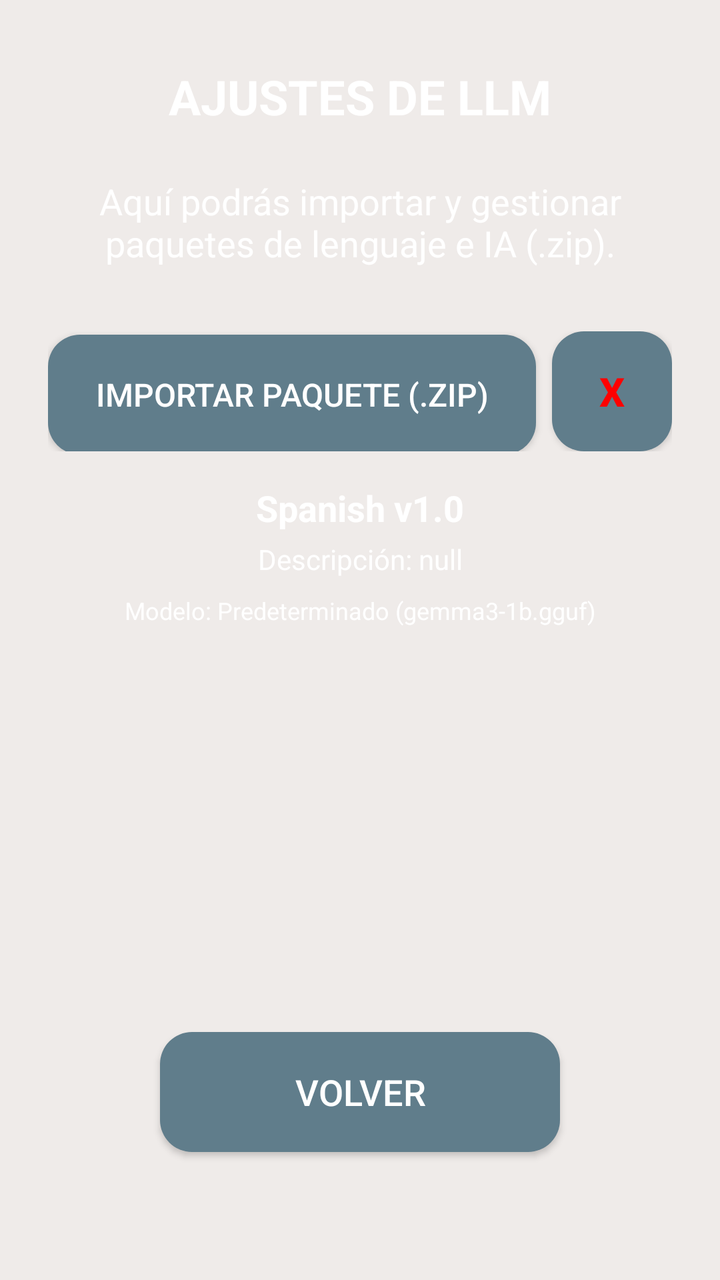
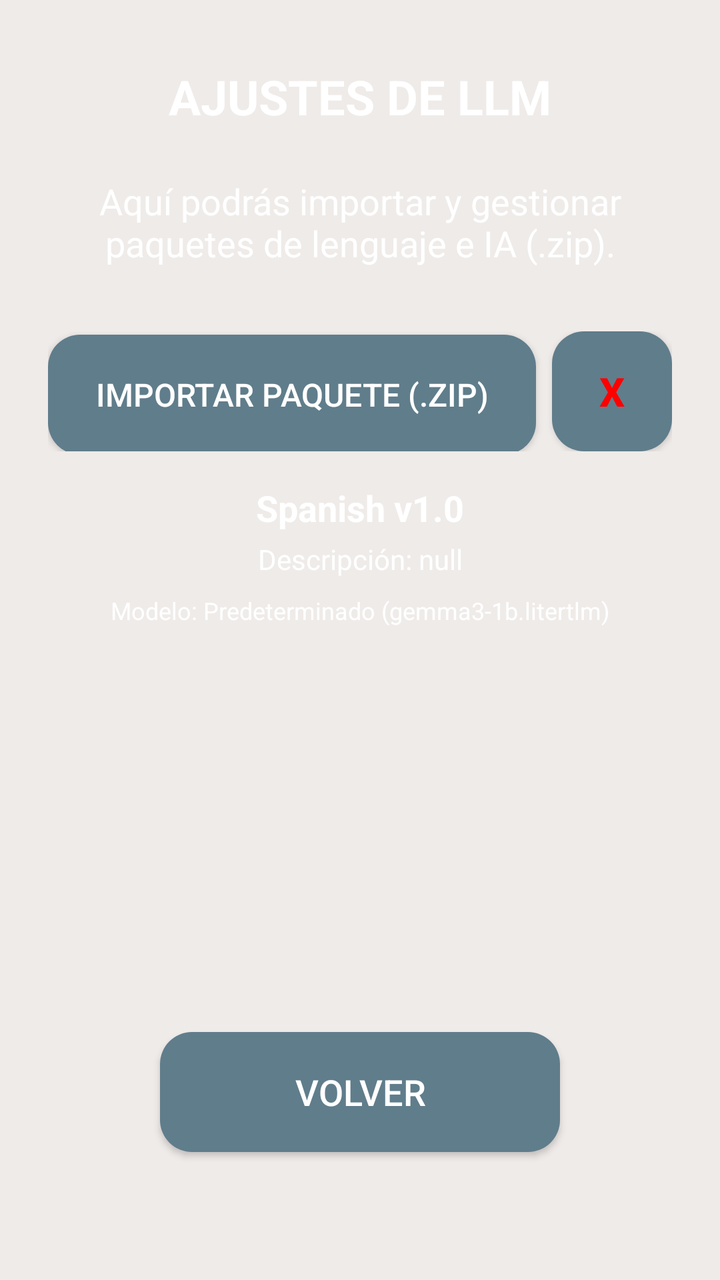

An Android layout rendered at two revisions. The XML below is the earlier revision; the diff shows what the commit changed to produce the second picture.
<!-- AndroidManifest.xml: application theme Theme.Lets -->
<!-- res/layout/settings_menu.xml -->
<?xml version="1.0" encoding="utf-8"?>
<androidx.core.widget.NestedScrollView xmlns:android="http://schemas.android.com/apk/res/android"
    xmlns:app="http://schemas.android.com/apk/res-auto"
    xmlns:tools="http://schemas.android.com/tools"
    android:layout_width="match_parent"
    android:layout_height="match_parent"
    android:background="@color/main_background"
    android:clickable="true"
    android:focusable="true"
    android:fillViewport="true">

    <androidx.constraintlayout.widget.ConstraintLayout
        android:layout_width="match_parent"
        android:layout_height="wrap_content"
        android:paddingBottom="32dp">

        <TextView
            android:id="@+id/settings_title"
            android:layout_width="wrap_content"
            android:layout_height="wrap_content"
            android:layout_marginTop="32dp"
            android:text="AJUSTES DE LLM"
            android:textColor="@color/white"
            android:textSize="24sp"
            android:textStyle="bold"
            app:layout_constraintEnd_toEndOf="parent"
            app:layout_constraintStart_toStartOf="parent"
            app:layout_constraintTop_toTopOf="parent" />

        <TextView
            android:id="@+id/settings_content"
            android:layout_width="0dp"
            android:layout_height="wrap_content"
            android:layout_margin="24dp"
            android:gravity="center"
            android:text="Aquí podrás importar y gestionar paquetes de lenguaje e IA (.zip)."
            android:textColor="@color/status_text_color"
            android:textSize="18sp"
            app:layout_constraintEnd_toEndOf="parent"
            app:layout_constraintStart_toStartOf="parent"
            app:layout_constraintTop_toBottomOf="@id/settings_title" />

        <LinearLayout
            android:id="@+id/llm_model_container"
            android:layout_width="0dp"
            android:layout_height="wrap_content"
            android:layout_marginStart="24dp"
            android:layout_marginTop="32dp"
            android:layout_marginEnd="24dp"
            android:orientation="horizontal"
            app:layout_constraintEnd_toEndOf="parent"
            app:layout_constraintStart_toStartOf="parent"
            app:layout_constraintTop_toBottomOf="@id/settings_content">

            <Button
                android:id="@+id/btn_import_model"
                android:layout_width="0dp"
                android:layout_height="60dp"
                android:layout_weight="1"
                android:background="@drawable/panel_background"
                android:text="IMPORTAR PAQUETE (.ZIP)"
                android:textColor="@color/white"
                android:textSize="16sp" />

            <Button
                android:id="@+id/btn_clear_model"
                android:layout_width="60dp"
                android:layout_height="60dp"
                android:layout_marginStart="8dp"
                android:background="@drawable/panel_background"
                android:text="X"
                android:textColor="@color/red"
                android:textSize="20sp"
                android:textStyle="bold" />
        </LinearLayout>

        <TextView
            android:id="@+id/tv_package_title"
            android:layout_width="0dp"
            android:layout_height="wrap_content"
            android:layout_marginStart="24dp"
            android:layout_marginTop="16dp"
            android:layout_marginEnd="24dp"
            android:gravity="center"
            android:text="Spanish v1.0"
            android:textColor="@color/white"
            android:textSize="18sp"
            android:textStyle="bold"
            app:layout_constraintEnd_toEndOf="parent"
            app:layout_constraintStart_toStartOf="parent"
            app:layout_constraintTop_toBottomOf="@id/llm_model_container" />

        <TextView
            android:id="@+id/tv_package_description"
            android:layout_width="0dp"
            android:layout_height="wrap_content"
            android:layout_marginStart="24dp"
            android:layout_marginTop="4dp"
            android:layout_marginEnd="24dp"
            android:gravity="center"
            android:text="Descripción: null"
            android:textColor="@color/status_text_color"
            android:textSize="14sp"
            app:layout_constraintEnd_toEndOf="parent"
            app:layout_constraintStart_toStartOf="parent"
            app:layout_constraintTop_toBottomOf="@id/tv_package_title" />

        <TextView
            android:id="@+id/tv_model_status"
            android:layout_width="0dp"
            android:layout_height="wrap_content"
            android:layout_marginStart="24dp"
            android:layout_marginTop="8dp"
            android:layout_marginEnd="24dp"
            android:gravity="center"
            android:text="Modelo: Predeterminado (gemma3-1b.gguf)"
            android:textColor="@color/status_text_color"
            android:textSize="12sp"
            app:layout_constraintEnd_toEndOf="parent"
            app:layout_constraintStart_toStartOf="parent"
            app:layout_constraintTop_toBottomOf="@id/tv_package_description" />

        <Button
            android:id="@+id/btn_back_settings"
            android:layout_width="200dp"
            android:layout_height="60dp"
            android:layout_marginTop="48dp"
            android:layout_marginBottom="32dp"
            android:background="@drawable/panel_background"
            android:text="VOLVER"
            android:textColor="@color/white"
            android:textSize="18sp"
            app:layout_constraintBottom_toBottomOf="parent"
            app:layout_constraintEnd_toEndOf="parent"
            app:layout_constraintStart_toStartOf="parent"
            app:layout_constraintTop_toBottomOf="@id/tv_model_status"
            app:layout_constraintVertical_bias="1.0" />

    </androidx.constraintlayout.widget.ConstraintLayout>
</androidx.core.widget.NestedScrollView>
<!-- resources referenced by this layout -->
<resources>
  <color name="main_background">#EFEBE9</color>
  <color name="red">#FF0000</color>
  <color name="status_text_color">#FFFFFFFF</color>
  <color name="white">#FFFFFFFF</color>
  <!-- drawable panel_background (drawable) -->
  <?xml version="1.0" encoding="utf-8"?>
  <shape xmlns:android="http://schemas.android.com/apk/res/android">
      <solid android:color="@color/panel_background" />
      <corners android:radius="16dp" />
  </shape>
  <style name="Theme.Lets" parent="Theme.Material3.DayNight.NoActionBar">
          
          <item name="colorPrimary">@color/md_theme_primary</item>
          <item name="colorOnPrimary">@color/md_theme_onPrimary</item>
          <item name="colorPrimaryContainer">@color/md_theme_primaryContainer</item>
          <item name="colorOnPrimaryContainer">@color/md_theme_onPrimaryContainer</item>
  
          
          <item name="colorSurface">@color/md_theme_surface</item>
          <item name="colorOnSurface">@color/md_theme_onSurface</item>
          <item name="colorSurfaceVariant">@color/md_theme_surfaceVariant</item>
          <item name="colorOnSurfaceVariant">@color/md_theme_onSurfaceVariant</item>
  
          
          <item name="android:statusBarColor">@android:color/transparent</item>
      </style>
  <color name="panel_background">#607D8B</color>
  <color name="md_theme_primary">#D0BCFF</color>
  <color name="md_theme_onPrimary">#381E72</color>
  <color name="md_theme_primaryContainer">#4F378B</color>
  <color name="md_theme_onPrimaryContainer">#EADDFF</color>
  <color name="md_theme_surface">#141218</color>
  <color name="md_theme_onSurface">#E6E0E9</color>
  <color name="md_theme_surfaceVariant">#49454F</color>
  <color name="md_theme_onSurfaceVariant">#CAC4D0</color>
</resources>

<!-- the commit's change to res/layout/settings_menu.xml (unified diff, before → after) -->
@@ -113,7 +113,7 @@
             android:layout_marginTop="8dp"
             android:layout_marginEnd="24dp"
             android:gravity="center"
-            android:text="Modelo: Predeterminado (gemma3-1b.gguf)"
+            android:text="Modelo: Predeterminado (gemma3-1b.litertlm)"
             android:textColor="@color/status_text_color"
             android:textSize="12sp"
             app:layout_constraintEnd_toEndOf="parent"
